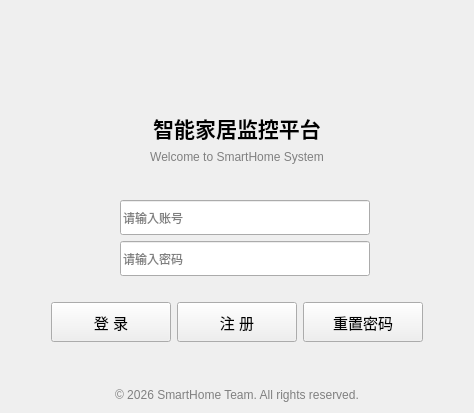
pot-oie/SmartHome, file loginwidget.ui: the form before one commit.
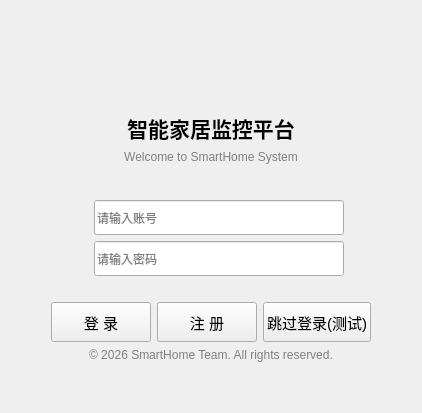
The form after the commit.

Diff of the .ui file:
```diff
--- a/loginwidget.ui
+++ b/loginwidget.ui
@@ -2,7 +2,7 @@
 <ui version="4.0">
  <class>LoginWidget</class>
  <widget class="QWidget" name="LoginWidget">
-  <property name="minimumSize"><size><width>450</width><height>400</height></size></property>
+    <property name="minimumSize"><size><width>420</width><height>400</height></size></property>
   <layout class="QVBoxLayout" name="verticalLayout_main">
    <item>
     <spacer name="verticalSpacer_top">
@@ -113,21 +113,21 @@
        <item>
         <widget class="QPushButton" name="btnLogin">
          <property name="text"><string>登 录</string></property>
-         <property name="minimumSize"><size><width>120</width><height>40</height></size></property>
+         <property name="minimumSize"><size><width>100</width><height>40</height></size></property>
          <property name="font"><font><pointsize>11</pointsize></font></property>
         </widget>
        </item>
        <item>
         <widget class="QPushButton" name="btnRegister">
          <property name="text"><string>注 册</string></property>
-         <property name="minimumSize"><size><width>120</width><height>40</height></size></property>
+         <property name="minimumSize"><size><width>100</width><height>40</height></size></property>
          <property name="font"><font><pointsize>11</pointsize></font></property>
         </widget>
        </item>
        <item>
-        <widget class="QPushButton" name="btnResetPwd">
-         <property name="text"><string>重置密码</string></property>
-         <property name="minimumSize"><size><width>120</width><height>40</height></size></property>
+     <widget class="QPushButton" name="btnSkipLogin">
+      <property name="text"><string>跳过登录(测试)</string></property>
+      <property name="minimumSize"><size><width>100</width><height>40</height></size></property>
          <property name="font"><font><pointsize>11</pointsize></font></property>
         </widget>
        </item>
@@ -141,12 +141,6 @@
      </item>
     </layout>
    </item>
-   <item>
-    <spacer name="verticalSpacer_bottom">
-     <property name="orientation"><enum>Qt::Vertical</enum></property>
-     <property name="sizeHint" stdset="0"><size><width>20</width><height>40</height></size></property>
-    </spacer>
-   </item>
    <item>
     <widget class="QLabel" name="label_footer">
      <property name="text"><string>© 2026 SmartHome Team. All rights reserved.</string></property>
@@ -154,6 +148,12 @@
      <property name="styleSheet"><string notr="true">color: gray; font-size: 9pt;</string></property>
     </widget>
    </item>
+    <item>
+     <spacer name="verticalSpacer_bottom">
+      <property name="orientation"><enum>Qt::Vertical</enum></property>
+      <property name="sizeHint" stdset="0"><size><width>20</width><height>40</height></size></property>
+     </spacer>
+    </item>
   </layout>
  </widget>
  <resources/><connections/>
```
Lines whose indentation alone changed are shown as unchanged.
